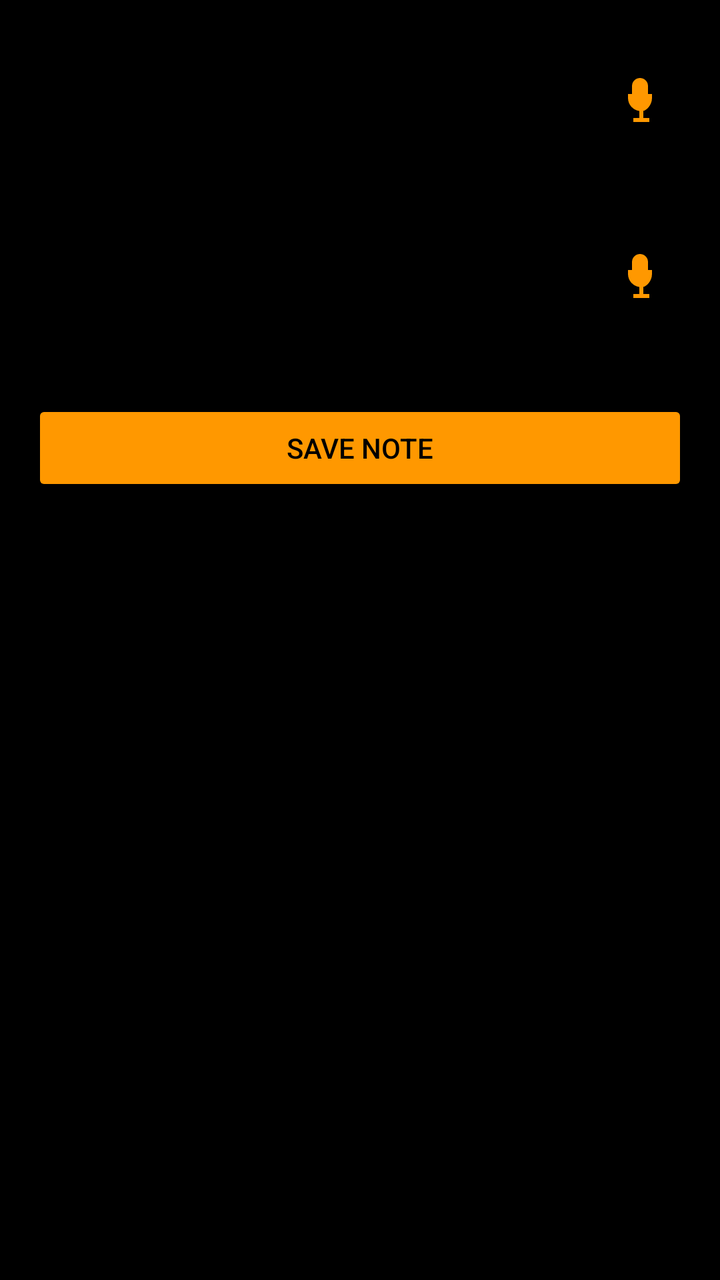
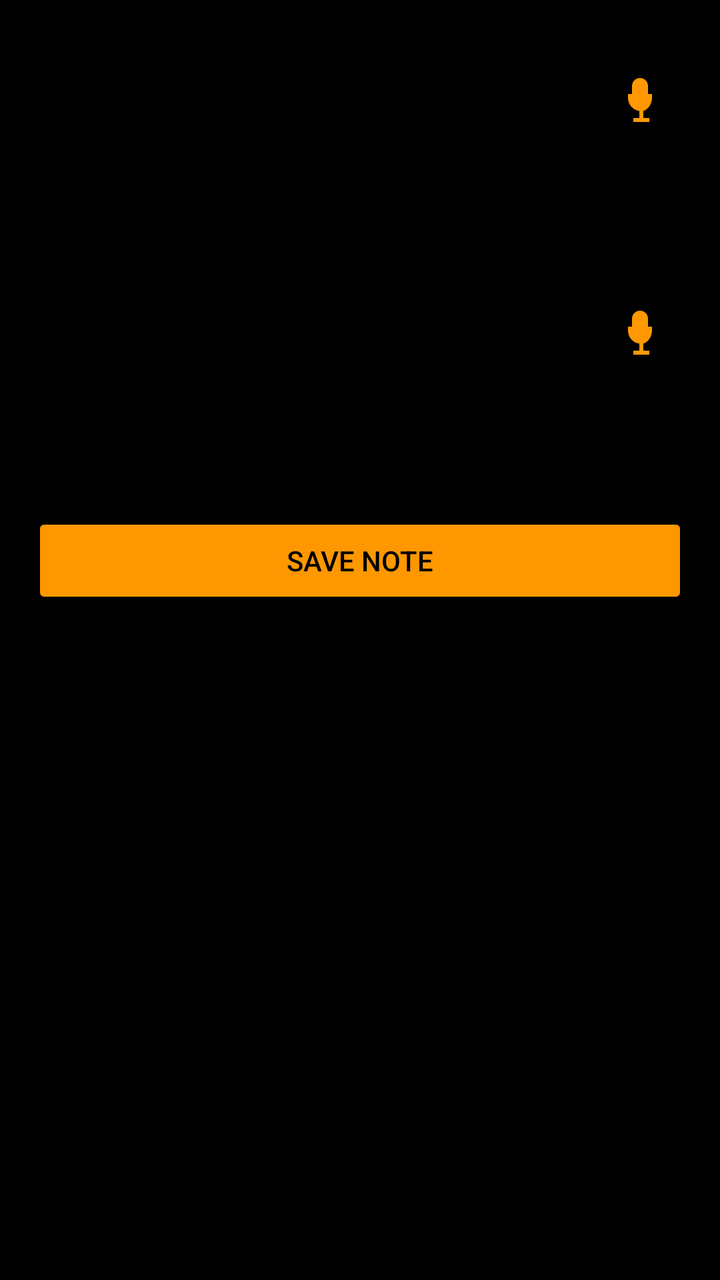

The first picture is an Android layout as it rendered before a commit; the second is the same layout after the commit. The layout source and the unified diff follow.
<!-- AndroidManifest.xml: application theme Theme.SmartNotebook -->
<!-- res/layout/dialog_add_note.xml -->
<?xml version="1.0" encoding="utf-8"?>
<LinearLayout xmlns:android="http://schemas.android.com/apk/res/android"
    xmlns:app="http://schemas.android.com/apk/res-auto"
    android:layout_width="match_parent"
    android:layout_height="wrap_content"
    android:background="@color/black"
    android:orientation="vertical"
    android:padding="16dp">

    <com.google.android.material.textfield.TextInputLayout
        android:layout_width="match_parent"
        android:layout_height="wrap_content"
        android:layout_marginBottom="8dp"
        style="@style/Widget.MaterialComponents.TextInputLayout.OutlinedBox"
        app:endIconMode="custom"
        app:endIconDrawable="@drawable/ic_microphone"
        app:endIconTint="@color/orange">

        <com.google.android.material.textfield.TextInputEditText
            android:id="@+id/editTitle"
            android:layout_width="match_parent"
            android:layout_height="wrap_content"
            android:hint="@string/note_title"
            android:textColor="@color/white"
            android:textColorHint="@color/gray" />

    </com.google.android.material.textfield.TextInputLayout>

    <com.google.android.material.textfield.TextInputLayout
        android:layout_width="match_parent"
        android:layout_height="wrap_content"
        android:layout_marginBottom="16dp"
        style="@style/Widget.MaterialComponents.TextInputLayout.OutlinedBox"
        app:endIconMode="custom"
        app:endIconDrawable="@drawable/ic_microphone"
        app:endIconTint="@color/orange">

        <com.google.android.material.textfield.TextInputEditText
            android:id="@+id/editContent"
            android:layout_width="match_parent"
            android:layout_height="wrap_content"
            android:hint="@string/note_content"
            android:minLines="3"
            android:textColor="@color/white"
            android:textColorHint="@color/gray" />

    </com.google.android.material.textfield.TextInputLayout>

    <Button
        android:id="@+id/btnSave"
        android:layout_width="match_parent"
        android:layout_height="wrap_content"
        android:backgroundTint="@color/orange"
        android:text="@string/save_note"
        android:textColor="@color/black" />

</LinearLayout>
<!-- resources referenced by this layout -->
<resources>
  <color name="black">#FF000000</color>
  <color name="gray">#666666</color>
  <color name="orange">#FF9800</color>
  <color name="white">#FFFFFFFF</color>
  <!-- drawable ic_microphone (drawable) -->
  <?xml version="1.0" encoding="utf-8"?>
  <vector xmlns:android="http://schemas.android.com/apk/res/android"
      android:width="24dp"
      android:height="24dp"
      android:viewportWidth="24"
      android:viewportHeight="24">
      <path
          android:fillColor="#FF9800"
          android:pathData="M12,16c-2.206,0-4-1.794-4-4V6c0-2.206,1.794-4,4-4s4,1.794,4,4v6C16,14.206,14.206,16,12,16z M18,12v-2h-2v2c0,2.206-1.794,4-4,4s-4-1.794-4-4v-2H6v2c0,3.309,2.469,6.03,5.625,6.484V22h-3v2h8v-2h-3v-3.516C15.531,18.03,18,15.309,18,12z"/>
  </vector>
  <string name="note_content">Content</string>
  <string name="note_title">Title</string>
  <string name="save_note">Save Note</string>
  <style name="Theme.SmartNotebook" parent="Theme.MaterialComponents.DayNight.NoActionBar">
          <item name="colorPrimary">@color/orange</item>
          <item name="colorPrimaryVariant">@color/orange_dark</item>
          <item name="colorOnPrimary">@color/white</item>
          <item name="colorSecondary">@color/orange_light</item>
          <item name="colorSecondaryVariant">@color/orange</item>
          <item name="colorOnSecondary">@color/black</item>
          <item name="android:statusBarColor">@color/black</item>
          <item name="android:navigationBarColor">@color/black</item>
          <item name="android:windowBackground">@color/black</item>
          <item name="android:colorBackground">@color/black</item>
          <item name="android:textColor">@color/white</item>
          <item name="android:windowFullscreen">true</item>
          <item name="android:windowContentOverlay">@null</item>
          <item name="actionBarStyle">@style/Widget.AppCompat.ActionBar</item>
      </style>
  <color name="orange_dark">#E65100</color>
  <color name="orange_light">#FFB74D</color>
</resources>

<!-- the commit's change to res/layout/dialog_add_note.xml (unified diff, before → after) -->
@@ -38,9 +38,11 @@
         <com.google.android.material.textfield.TextInputEditText
             android:id="@+id/editContent"
             android:layout_width="match_parent"
-            android:layout_height="wrap_content"
+            android:layout_height="150dp"
             android:hint="@string/note_content"
+            android:gravity="top|start"
             android:minLines="3"
+            android:scrollbars="vertical"
             android:textColor="@color/white"
             android:textColorHint="@color/gray" />
 
